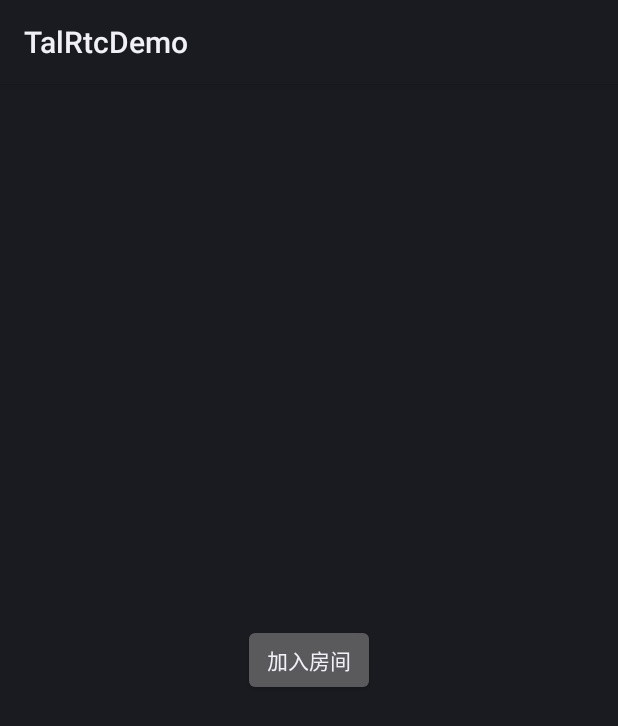
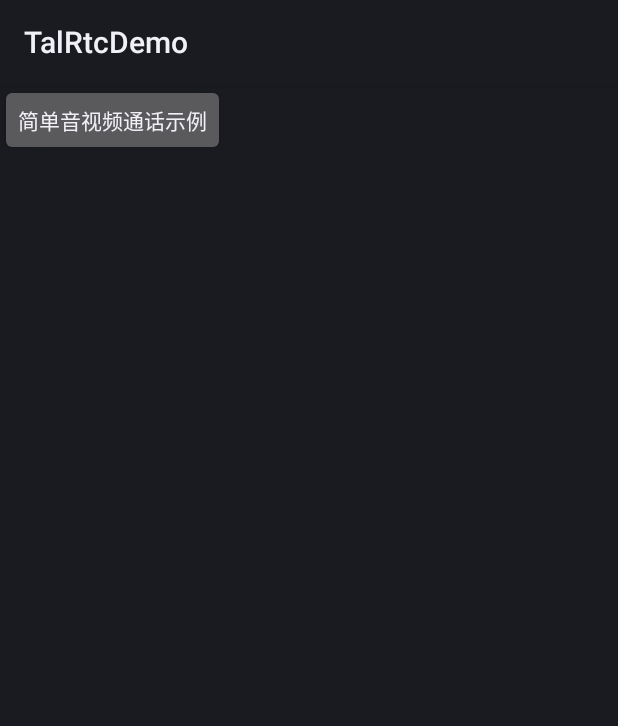
Before and after one commit to talrtc/APIExample_Android, an Android app: the screen it shows after launch (GuideActivity), on a phone screen of 412 x 824 dp. Shown: the top 726 px of the screen. Run offline under Robolectric (Android 15) with nearby library versions, the phone set to English and light mode, and no system bars.

```diff
--- a/TalRtcFastDemo/app/build.gradle
+++ b/TalRtcFastDemo/app/build.gradle
@@ -38,8 +38,8 @@ android {
 }
 
 dependencies {
-    implementation (name: 'rtcengine-3.24.101', ext: 'aar')
-//    implementation(fileTree("libs"))
+    // implementation (name: 'rtcengine-3.24.101', ext: 'aar')
+    implementation(fileTree("libs"))
 
 
     implementation 'androidx.appcompat:appcompat:1.1.0'
--- a/TalRtcFastDemo/app/src/main/res/layout/activity_guide.xml
+++ b/TalRtcFastDemo/app/src/main/res/layout/activity_guide.xml
@@ -1,10 +1,10 @@
 <?xml version="1.0" encoding="utf-8"?>
-<RelativeLayout xmlns:android="http://schemas.android.com/apk/res/android"
+<LinearLayout xmlns:android="http://schemas.android.com/apk/res/android"
     xmlns:app="http://schemas.android.com/apk/res-auto"
     xmlns:tools="http://schemas.android.com/tools"
     android:layout_width="match_parent"
     android:layout_height="match_parent"
-    android:gravity="center"
+    android:orientation="vertical"
     tools:context=".GuideActivity">
 
 
@@ -13,5 +13,5 @@
         android:layout_width="wrap_content"
         android:layout_height="wrap_content"
         android:gravity="center"
-        android:text="加入房间" />
-</RelativeLayout>
+        android:text="简单音视频通话示例" />
+</LinearLayout>
```
Also changed, not shown: TalRtcFastDemo/app/src/main/java/com/example/talrtcdemo/MainActivity.java (+8 -1 lines).
